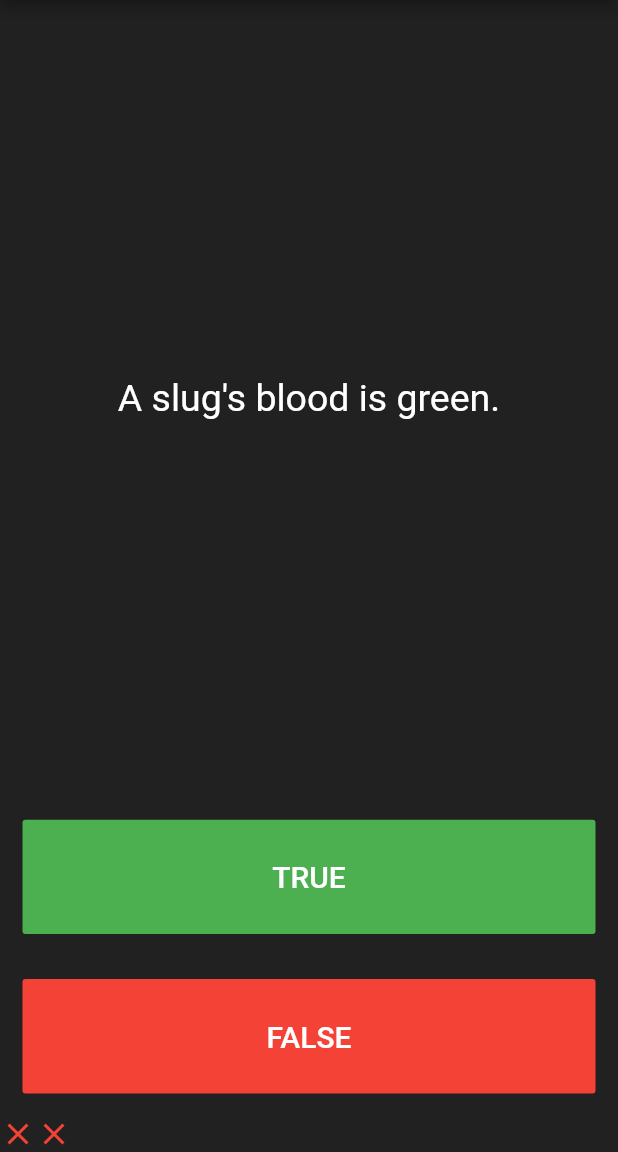
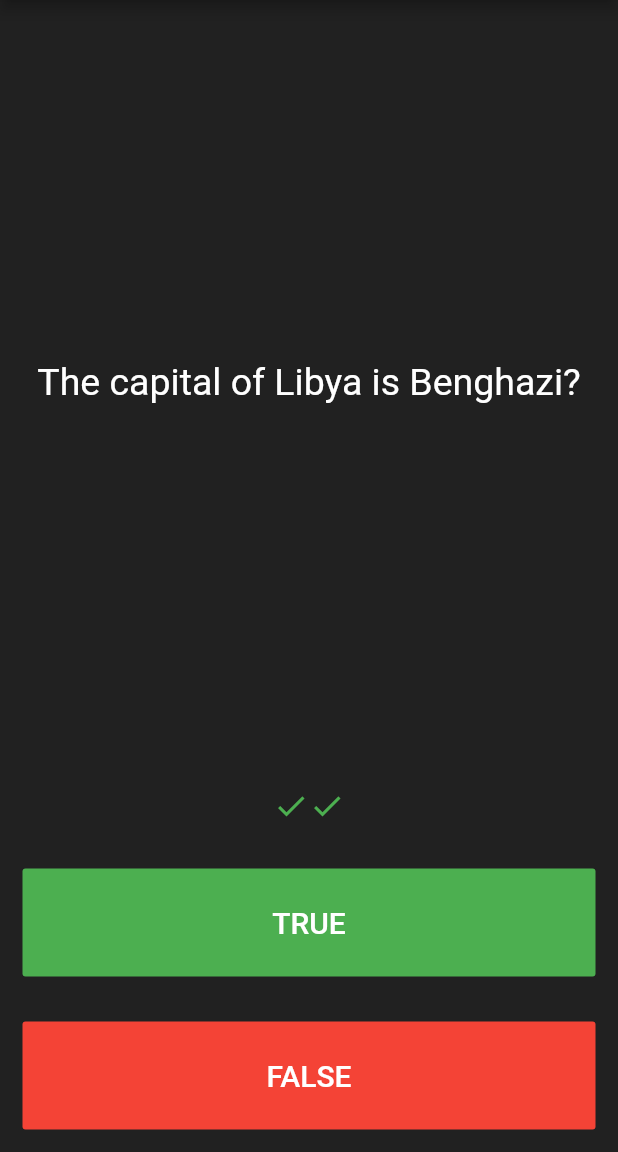
Before and after one commit to Mukeshkrjha/Flutter_Basic_Quiz, a Flutter app: the screen it shows after launch, after a tap on "TRUE", after a tap on "FALSE", on a phone screen of 412 x 824 dp, the part 84-1236 px from its top. Run offline on Flutter 3.47's test engine with Material 2 defaults, Android fonts, the phone set to English and light mode, and no system bars; our stand-ins replace rflutter_alert.

Commit message:
Completed quiz project Used OOP concept in Dart(Class, object, abstraction, encapsulation) Third part package/widget for alert

```diff
--- a/lib/main.dart
+++ b/lib/main.dart
@@ -1,5 +1,8 @@
 import 'package:flutter/material.dart';
+import 'package:flutter_basic_quiz_app/quizBrain.dart';
+import 'package:rflutter_alert/rflutter_alert.dart';
 
+QuizBrain brain = QuizBrain();
 void main() {
   runApp(MyQuizApp());
 }
@@ -27,15 +30,49 @@ class QuizPage extends StatefulWidget {
 class _QuizPageState extends State<QuizPage> {
   List<Icon> scoreKeeper = [];
 
-  List<String> questions = [
-    'You can lead a cow down stairs but not up stairs.',
-    'Approximately one quarter of human bones are in the feet.',
-    'A slug\'s blood is green.'
-  ];
+  void checkAnswer(bool userAnswer) {
+    setState(() {
+      if (!brain.isQuizEnded()) {
+        if (userAnswer == brain.getAnswer()) {
+          scoreKeeper.add(Icon(
+            Icons.check,
+            color: Colors.green,
+          ));
+        } else {
+          scoreKeeper.add(Icon(
+            Icons.close,
+            color: Colors.red,
+          ));
+        }
 
-  List<bool> answers = [false, true, true];
-
-  int questionNumber = 0;
+        brain.nextQuestion();
+      } else {
+        Alert(
+          context: context,
+          type: AlertType.info,
+          title: "QUIZ ENDED",
+          desc: "Thanks for participating in quiz!!",
+          onWillPopActive: true,
+          buttons: [
+            DialogButton(
+              child: Text(
+                "RESTART",
+                style: TextStyle(color: Colors.white, fontSize: 20),
+              ),
+              onPressed: () {
+                Navigator.pop(context);
+                setState(() {
+                  brain.restartQuiz();
+                  scoreKeeper = [];
+                });
+              },
+              width: 120,
+            )
+          ],
+        ).show();
+      }
+    });
+  }
 
   @override
   Widget build(BuildContext context) {
@@ -56,7 +93,7 @@ class _QuizPageState extends State<QuizPage> {
                 padding: EdgeInsets.all(10.0),
                 child: Center(
                   child: Text(
-                    questions[questionNumber],
+                    brain.getQuestion(),
                     textAlign: TextAlign.center,
                     style: TextStyle(
                       fontSize: 25.0,
@@ -64,6 +101,13 @@ class _QuizPageState extends State<QuizPage> {
                     ),
                   ),
                 ),
+              ),
+            ),
+            Padding(
+              padding: const EdgeInsets.all(15.0),
+              child: Row(
+                mainAxisAlignment: MainAxisAlignment.center,
+                children: scoreKeeper,
               ),
             ),
             Expanded(
@@ -80,25 +124,7 @@ class _QuizPageState extends State<QuizPage> {
                     ),
                   ),
                   onPressed: () {
-                    setState(() {
-                      if (true == answers[questionNumber]) {
-                        scoreKeeper.add(Icon(
-                          Icons.check,
-                          color: Colors.green,
-                        ));
-                      } else {
-                        scoreKeeper.add(Icon(
-                          Icons.close,
-                          color: Colors.red,
-                        ));
-                      }
-
-                      if (questionNumber < questions.length) {
-                        questionNumber++;
-                      } else {
-                        questionNumber = 0;
-                      }
-                    });
+                    checkAnswer(true);
                   },
                 ),
               ),
@@ -116,32 +142,11 @@ class _QuizPageState extends State<QuizPage> {
                     ),
                   ),
                   onPressed: () {
-                    setState(() {
-                      if (false == answers[questionNumber]) {
-                        scoreKeeper.add(Icon(
-                          Icons.check,
-                          color: Colors.green,
-                        ));
-                      } else {
-                        scoreKeeper.add(Icon(
-                          Icons.close,
-                          color: Colors.red,
-                        ));
-                      }
-
-                      if (questionNumber < questions.length) {
-                        questionNumber++;
-                      } else {
-                        questionNumber = 0;
-                      }
-                    });
+                    checkAnswer(false);
                   },
                 ),
               ),
             ),
-            Row(
-              children: scoreKeeper,
-            )
           ],
         ),
       ),
--- /dev/null
+++ b/lib/questions.dart
@@ -0,0 +1,9 @@
+class Questions {
+  String questionText;
+  bool answer;
+
+  Questions(questionText, bool answer) {
+    this.questionText = questionText;
+    this.answer = answer;
+  }
+}
--- /dev/null
+++ b/lib/quizBrain.dart
@@ -0,0 +1,74 @@
+import 'package:flutter_basic_quiz_app/questions.dart';
+
+class QuizBrain {
+  int _questionNumber = 0;
+  List<Questions> _questions = [
+    Questions(
+        'Cyclones spin in a clockwise direction in the southern hemisphere?',
+        true),
+    Questions('Goldfish only have a memory of three seconds?', false),
+    Questions('The capital of Libya is Benghazi?', false),
+    Questions('Dolly Parton is the godmother of Miley Cyrus?', true),
+    Questions('Roger Federer has won the most Wimbledon titles of any player?',
+        false),
+    Questions('An octopus has five hearts?', false),
+    Questions(
+        'Brazil is the only country in the Americas to have the official language of Portuguese?',
+        true),
+    Questions(
+        'The Channel Tunnel is the longest rail tunnel in the world', false),
+    Questions('The highest mountain in England is Ben Nevis?', false),
+    Questions('Stephen Hawking declined a knighthood from the Queen?', true),
+    Questions('The Great Wall of China is visible from space?', false),
+    Questions('The Statue of Liberty was a gift from France?', true),
+    Questions(
+        'Approximately one quarter of human bones are in the feet.', true),
+    Questions('It is illegal to pee in the Ocean in Portugal.', true),
+    Questions(
+        'No piece of square dry paper can be folded in half more than 7 times.',
+        false),
+    Questions(
+        'The loudest sound produced by any animal is 188 decibels. That animal is the African Elephant.',
+        false),
+    Questions(
+        'The total surface area of two human lungs is approximately 70 square metres.',
+        true),
+    Questions('Google was originally called \"Backrub\".', true),
+    Questions(
+        'Chocolate affects a dog\'s heart and nervous system; a few ounces are enough to kill a small dog.',
+        true),
+    Questions(
+        'In West Virginia, USA, if you accidentally hit an animal with your car, you are free to take it home to eat.',
+        true),
+  ];
+
+  void nextQuestion() {
+    if (_questionNumber < _questions.length - 1) {
+      _questionNumber++;
+    }
+  }
+
+  String getQuestion() {
+    return _questions[_questionNumber].questionText;
+  }
+
+  bool getAnswer() {
+    return _questions[_questionNumber].answer;
+  }
+
+  int getQuestionCount() {
+    return _questions.length;
+  }
+
+  bool isQuizEnded() {
+    print(_questionNumber);
+    if (_questionNumber == (_questions.length - 1))
+      return true;
+    else
+      return false;
+  }
+
+  void restartQuiz() {
+    _questionNumber = 0;
+  }
+}
--- a/pubspec.yaml
+++ b/pubspec.yaml
@@ -28,6 +28,7 @@ dependencies:
   # The following adds the Cupertino Icons font to your application.
   # Use with the CupertinoIcons class for iOS style icons.
   cupertino_icons: ^1.0.0
+  rflutter_alert: ^1.1.0
 
 dev_dependencies:
   flutter_test:
```
Also changed, not shown: pubspec.lock, 1 other file.
